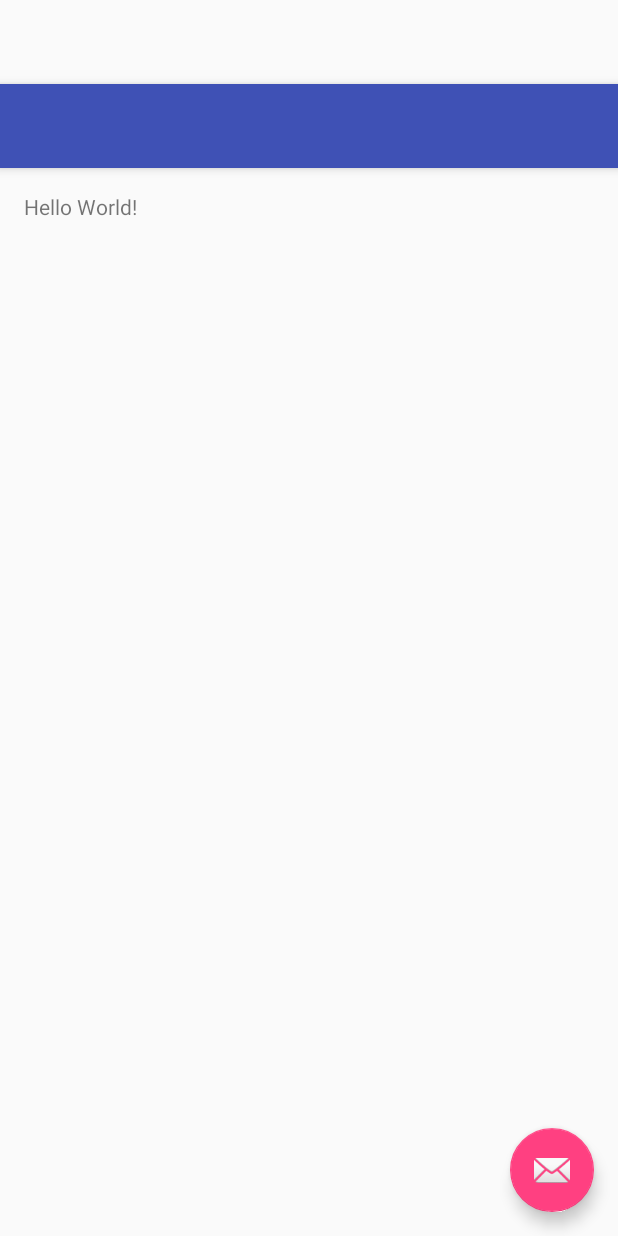
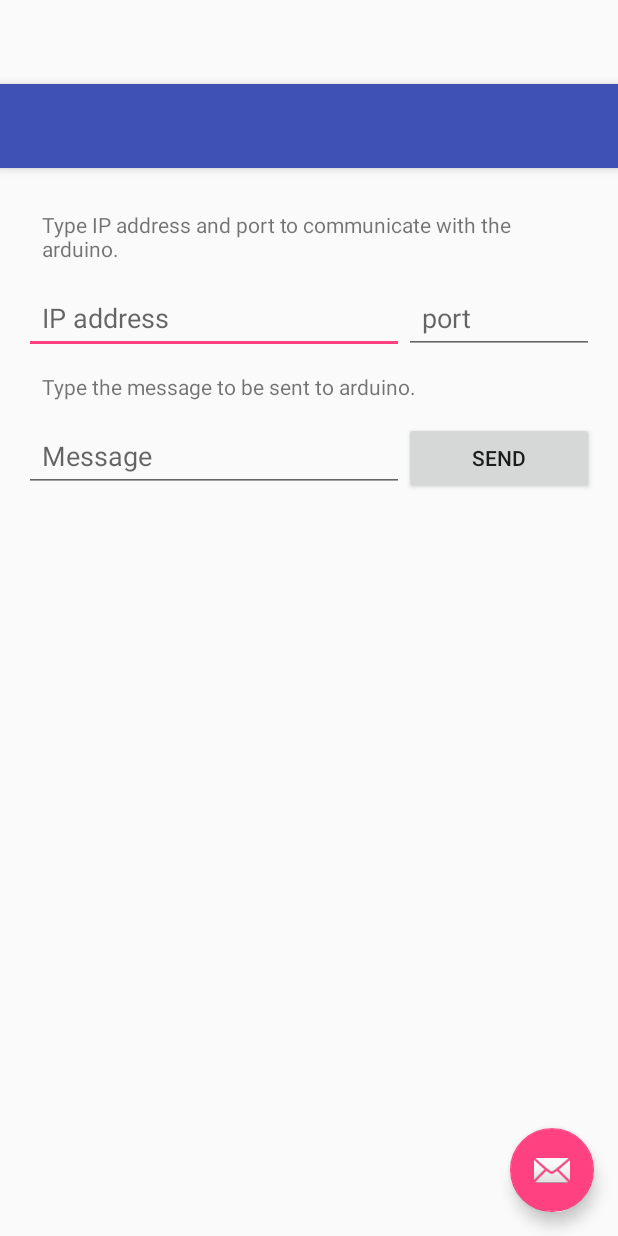
Before and after one commit to nyekilajos/HomeMoodLighting, an Android app: the layout app_bar_main.xml on its own in the app's theme, with its tools: preview values and no code run, on a phone screen of 412 x 824 dp. Run offline under Robolectric (Android 15) with nearby library versions, the phone set to English and light mode, and no system bars.

Commit message:
Added possibility for android client to send message to arduino. IP address, port and message can be set with an EditText.

```diff
--- a/androidClient/HomeMoodLigtingClient/app/build.gradle
+++ b/androidClient/HomeMoodLigtingClient/app/build.gradle
@@ -24,4 +24,6 @@ dependencies {
     testCompile 'junit:junit:4.12'
     compile 'com.android.support:appcompat-v7:23.1.1'
     compile 'com.android.support:design:23.1.1'
+    compile 'org.roboguice:roboguice:3.0.1'
+    provided 'org.roboguice:roboblender:3.0.1'
 }
--- a/androidClient/HomeMoodLigtingClient/app/src/main/res/layout/content_main.xml
+++ b/androidClient/HomeMoodLigtingClient/app/src/main/res/layout/content_main.xml
@@ -1,5 +1,5 @@
 <?xml version="1.0" encoding="utf-8"?>
-<RelativeLayout xmlns:android="http://schemas.android.com/apk/res/android"
+<LinearLayout xmlns:android="http://schemas.android.com/apk/res/android"
     xmlns:tools="http://schemas.android.com/tools"
     xmlns:app="http://schemas.android.com/apk/res-auto" android:layout_width="match_parent"
     android:layout_height="match_parent" android:paddingLeft="@dimen/activity_horizontal_margin"
@@ -7,8 +7,65 @@
     android:paddingTop="@dimen/activity_vertical_margin"
     android:paddingBottom="@dimen/activity_vertical_margin"
     app:layout_behavior="@string/appbar_scrolling_view_behavior" tools:showIn="@layout/app_bar_main"
-    tools:context=".MainActivity">
+    tools:context=".MainActivity"
+    android:orientation="vertical">
 
-    <TextView android:text="Hello World!" android:layout_width="wrap_content"
-        android:layout_height="wrap_content" />
-</RelativeLayout>
+    <TextView
+        android:layout_width="wrap_content"
+        android:layout_height="wrap_content"
+        android:text="Type IP address and port to communicate with the arduino."
+        android:padding="12dp"/>
+
+    <LinearLayout
+        android:layout_width="match_parent"
+        android:layout_height="wrap_content"
+        android:weightSum="3">
+
+        <EditText
+            android:id="@+id/ip_address"
+            android:layout_width="0dp"
+            android:layout_height="wrap_content"
+            android:layout_weight="2"
+            android:padding="12dp"
+            android:hint="IP address"/>
+
+        <EditText
+            android:id="@+id/port"
+            android:layout_width="0dp"
+            android:layout_height="wrap_content"
+            android:layout_weight="1"
+            android:padding="12dp"
+            android:hint="port"/>
+
+    </LinearLayout>
+
+    <TextView
+        android:layout_width="wrap_content"
+        android:layout_height="wrap_content"
+        android:text="Type the message to be sent to arduino."
+        android:padding="12dp"/>
+
+    <LinearLayout
+        android:layout_width="match_parent"
+        android:layout_height="wrap_content"
+        android:weightSum="3">
+
+        <EditText
+            android:id="@+id/messege_to_be_sent"
+            android:layout_width="0dp"
+            android:layout_height="wrap_content"
+            android:layout_weight="2"
+            android:padding="12dp"
+            android:hint="Message"/>
+
+        <Button
+            android:id="@+id/send_button"
+            android:layout_width="0dp"
+            android:layout_height="wrap_content"
+            android:layout_weight="1"
+            android:padding="12dp"
+            android:text="send"/>
+
+    </LinearLayout>
+
+</LinearLayout>
```
Also changed, not shown: androidClient/HomeMoodLigtingClient/app/src/main/AndroidManifest.xml (+5 -3 lines), androidClient/HomeMoodLigtingClient/app/src/main/java/com/nyekilajos/homemoodligtingclient/MainActivity.java (+36 -9 lines), androidClient/HomeMoodLigtingClient/app/src/main/java/com/nyekilajos/homemoodligtingclient/SendMessageTask.java (added, +57 -0 lines).
